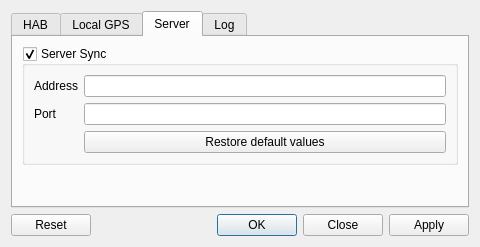
Qt form configwindow.ui (thehellnet/shab-qshab) before a commit.
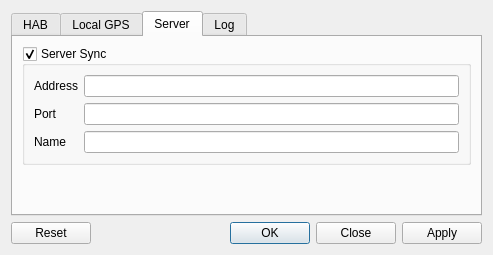
The same form after that commit. The open tabs and pages were chosen to show the change.

Commit message: Adding ServerSync Name configuration param

What changed in the file:
```diff
--- a/configwindow.ui
+++ b/configwindow.ui
@@ -6,8 +6,8 @@
    <rect>
     <x>0</x>
     <y>0</y>
-    <width>480</width>
-    <height>247</height>
+    <width>493</width>
+    <height>255</height>
    </rect>
   </property>
   <property name="windowTitle">
@@ -176,7 +176,10 @@
          <property name="checkable">
           <bool>true</bool>
          </property>
-         <layout class="QGridLayout" name="gridLayout_3" columnstretch="0,1">
+         <layout class="QGridLayout" name="gridLayout_3" columnstretch="0,0">
+          <item row="0" column="1">
+           <widget class="QLineEdit" name="serverSyncAddressText"/>
+          </item>
           <item row="0" column="0">
            <widget class="QLabel" name="serverSyncAddressLabel">
             <property name="text">
@@ -184,9 +187,6 @@
             </property>
            </widget>
           </item>
-          <item row="0" column="1">
-           <widget class="QLineEdit" name="serverSyncAddressText"/>
-          </item>
           <item row="1" column="0">
            <widget class="QLabel" name="serverSyncPortLabel">
             <property name="text">
@@ -197,12 +197,15 @@
           <item row="1" column="1">
            <widget class="QLineEdit" name="serverSyncPortText"/>
           </item>
+          <item row="2" column="0">
+           <widget class="QLabel" name="serverSyncNameLabel">
+            <property name="text">
+             <string>Name</string>
+            </property>
+           </widget>
+          </item>
           <item row="2" column="1">
-           <widget class="QPushButton" name="serverSyncRestoreDefaultsButton">
-            <property name="text">
-             <string>Restore default values</string>
-            </property>
-           </widget>
+           <widget class="QLineEdit" name="serverSyncNameText"/>
           </item>
          </layout>
         </widget>
```
Left out of the diff: 4 changed lines with no effect on the pictures. The commit also changes 7 other files.
